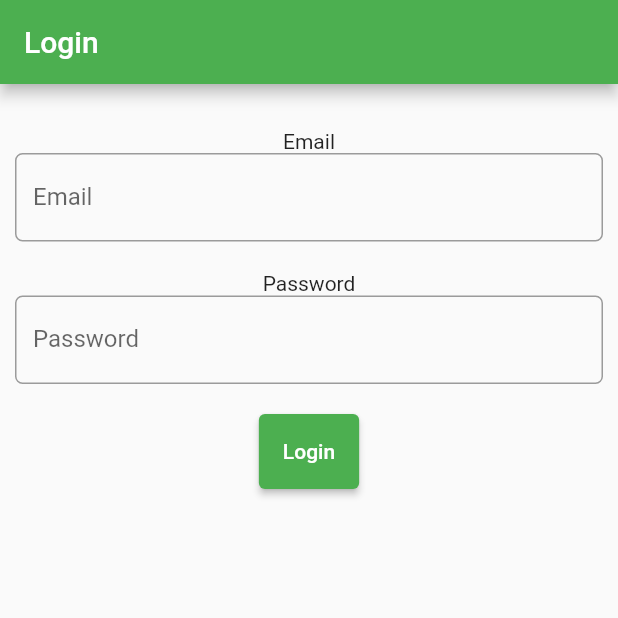
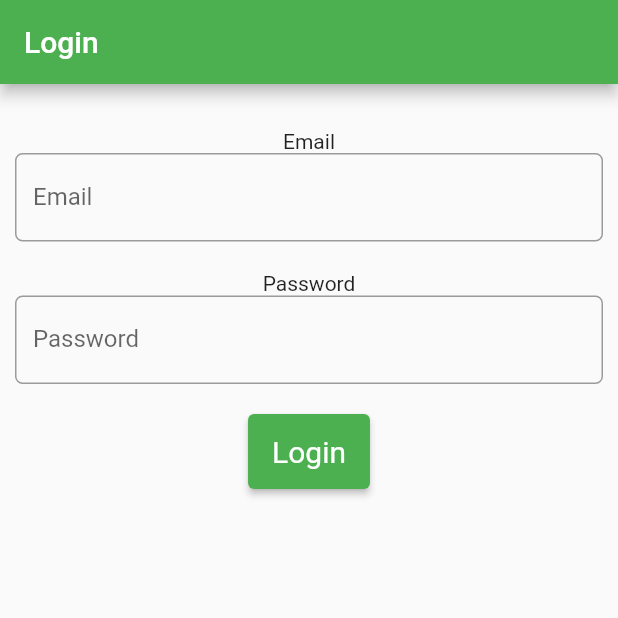
Before and after one commit to MZeelmaekers/Project4.0, a Flutter app: the screen it shows after launch, on a phone screen of 412 x 824 dp, the top half of it. Run offline on Flutter 3.47's test engine with Material 2 defaults, Android fonts, the phone set to English and light mode, and no system bars; our stand-ins replace camera, flutter_secure_storage; missing offline and left inert: azblob.

```diff
--- a/lib/pages/login_page.dart
+++ b/lib/pages/login_page.dart
@@ -77,9 +77,17 @@ class _LoginPageState extends State<LoginPage> {
         ),
         ElevatedButton(
           onPressed: _login,
-          child: const Text("Login"),
+          child: const Text(
+            "Login",
+            style: TextStyle(
+              fontSize: 20.0,
+              decoration: TextDecoration.none,
+              fontWeight: FontWeight.normal,
+            ),
+          ),
           style: ElevatedButton.styleFrom(
-              minimumSize: const Size(30, 50) // put the width and height you want
+              minimumSize:
+                  const Size(30, 50) // put the width and height you want
               ),
         ),
       ],
```
Also changed, not shown: 53 other files.
